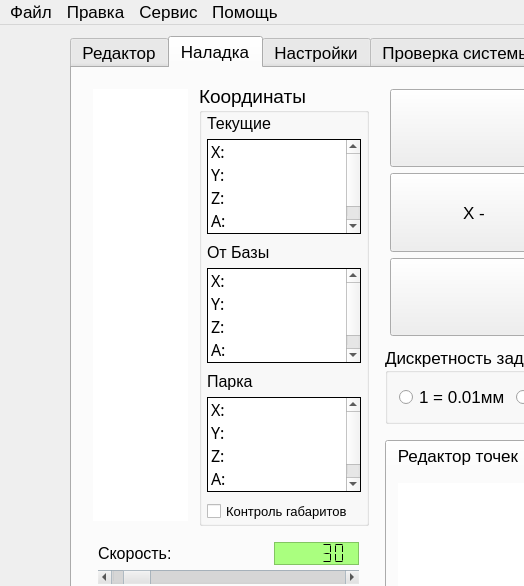
Xtail96/SML, file KAMEditor/gui/mainwindow.ui: the form before one commit; both pictures show x 0 to 524 and y 0 to 586 of the 1507 by 785 pixel window.
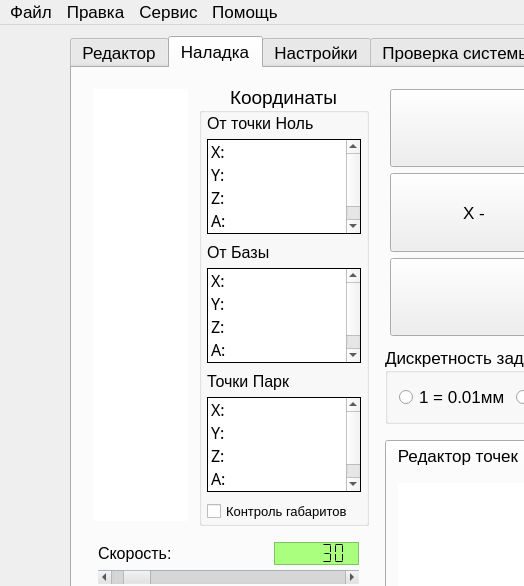
The form after the commit. Icons and pictures are not drawn. Custom widgets are drawn as their Qt base class.

Commit message: Рефакторинг текстов дисплеев точек

The edit to the form file:
```diff
--- a/KAMEditor/gui/mainwindow.ui
+++ b/KAMEditor/gui/mainwindow.ui
@@ -2479,8 +2479,11 @@
              <property name="title">
               <string>Координаты</string>
              </property>
+             <property name="alignment">
+              <set>Qt::AlignCenter</set>
+             </property>
              <property name="flat">
-              <bool>false</bool>
+              <bool>true</bool>
              </property>
              <layout class="QVBoxLayout" name="verticalLayout">
               <property name="spacing">
@@ -2530,7 +2533,7 @@
                     </font>
                    </property>
                    <property name="text">
-                    <string>Текущие</string>
+                    <string>От точки Ноль</string>
                    </property>
                   </widget>
                  </item>
@@ -2718,7 +2721,7 @@
                     </font>
                    </property>
                    <property name="text">
-                    <string>Парка</string>
+                    <string>Точки Парк</string>
                    </property>
                    <property name="alignment">
                     <set>Qt::AlignLeading|Qt::AlignLeft|Qt::AlignVCenter</set>
```
